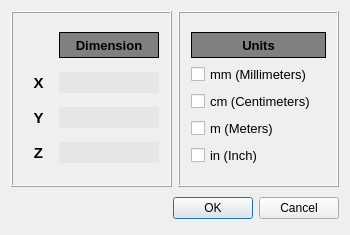
Qt form bcpware/src/bcpware/ui/meshcheck3.ui (peterstoneee/BCPware_skt) before a commit.
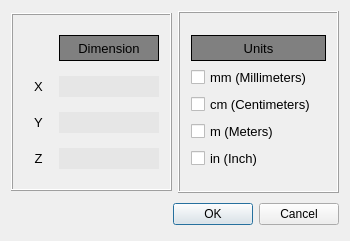
The same form after that commit.

```diff
--- a/bcpware/src/bcpware/ui/meshcheck3.ui
+++ b/bcpware/src/bcpware/ui/meshcheck3.ui
@@ -7,7 +7,7 @@
     <x>0</x>
     <y>0</y>
     <width>350</width>
-    <height>235</height>
+    <height>241</height>
    </rect>
   </property>
   <property name="windowTitle">
@@ -78,9 +78,11 @@
           </property>
           <property name="font">
            <font>
+            <family>Arial</family>
             <pointsize>10</pointsize>
-            <weight>75</weight>
-            <bold>true</bold>
+            <weight>9</weight>
+            <italic>false</italic>
+            <bold>false</bold>
            </font>
           </property>
           <property name="styleSheet">
@@ -108,11 +110,16 @@
          <widget class="QLabel" name="xLabel">
           <property name="font">
            <font>
-            <pointsize>11</pointsize>
-            <weight>75</weight>
-            <bold>true</bold>
+            <family>Arial</family>
+            <pointsize>10</pointsize>
+            <weight>9</weight>
+            <italic>false</italic>
+            <bold>false</bold>
            </font>
           </property>
+          <property name="styleSheet">
+           <string notr="true">font: 75 10pt &quot;Arial&quot;;</string>
+          </property>
           <property name="text">
            <string>X</string>
           </property>
@@ -168,11 +175,17 @@
          <widget class="QLabel" name="yLabel">
           <property name="font">
            <font>
-            <pointsize>11</pointsize>
-            <weight>75</weight>
-            <bold>true</bold>
+            <family>Arial</family>
+            <pointsize>10</pointsize>
+            <weight>9</weight>
+            <italic>false</italic>
+            <bold>false</bold>
            </font>
           </property>
+          <property name="styleSheet">
+           <string notr="true">font: 75 10pt &quot;Arial&quot;;
+font: 75 10pt &quot;Arial&quot;;</string>
+          </property>
           <property name="text">
            <string>Y</string>
           </property>
@@ -228,11 +241,17 @@
          <widget class="QLabel" name="zLabel">
           <property name="font">
            <font>
-            <pointsize>11</pointsize>
-            <weight>75</weight>
-            <bold>true</bold>
+            <family>Arial</family>
+            <pointsize>10</pointsize>
+            <weight>9</weight>
+            <italic>false</italic>
+            <bold>false</bold>
            </font>
           </property>
+          <property name="styleSheet">
+           <string notr="true">
+font: 75 10pt &quot;Arial&quot;;</string>
+          </property>
           <property name="text">
            <string>Z</string>
           </property>
@@ -324,9 +343,11 @@
           </property>
           <property name="font">
            <font>
+            <family>Arial</family>
             <pointsize>10</pointsize>
-            <weight>75</weight>
-            <bold>true</bold>
+            <weight>9</weight>
+            <italic>false</italic>
+            <bold>false</bold>
            </font>
           </property>
           <property name="styleSheet">
@@ -352,9 +373,16 @@
            <widget class="QCheckBox" name="mmCB">
             <property name="font">
              <font>
+              <family>Arial</family>
               <pointsize>10</pointsize>
+              <weight>50</weight>
+              <italic>false</italic>
+              <bold>false</bold>
              </font>
             </property>
+            <property name="styleSheet">
+             <string notr="true">font: 10pt &quot;Arial&quot;;</string>
+            </property>
             <property name="text">
              <string>mm (Millimeters)</string>
             </property>
@@ -364,9 +392,16 @@
            <widget class="QCheckBox" name="cmCB">
             <property name="font">
              <font>
+              <family>Arial</family>
               <pointsize>10</pointsize>
+              <weight>50</weight>
+              <italic>false</italic>
+              <bold>false</bold>
              </font>
             </property>
+            <property name="styleSheet">
+             <string notr="true">font: 10pt &quot;Arial&quot;;</string>
+            </property>
             <property name="text">
              <string>cm (Centimeters)</string>
             </property>
@@ -376,9 +411,16 @@
            <widget class="QCheckBox" name="mCB">
             <property name="font">
              <font>
+              <family>Arial</family>
               <pointsize>10</pointsize>
+              <weight>50</weight>
+              <italic>false</italic>
+              <bold>false</bold>
              </font>
             </property>
+            <property name="styleSheet">
+             <string notr="true">font: 10pt &quot;Arial&quot;;</string>
+            </property>
             <property name="text">
              <string>m (Meters)</string>
             </property>
@@ -388,9 +430,16 @@
            <widget class="QCheckBox" name="inCB">
             <property name="font">
              <font>
+              <family>Arial</family>
               <pointsize>10</pointsize>
+              <weight>50</weight>
+              <italic>false</italic>
+              <bold>false</bold>
              </font>
             </property>
+            <property name="styleSheet">
+             <string notr="true">font: 10pt &quot;Arial&quot;;</string>
+            </property>
             <property name="text">
              <string>in (Inch)</string>
             </property>
@@ -420,6 +469,9 @@
      </item>
      <item>
       <widget class="QDialogButtonBox" name="buttonBox">
+       <property name="styleSheet">
+        <string notr="true">font: 10pt &quot;Arial&quot;;</string>
+       </property>
        <property name="standardButtons">
         <set>QDialogButtonBox::Cancel|QDialogButtonBox::Ok</set>
        </property>
```
Left out of the diff: 6 changed lines with no effect on the pictures.
